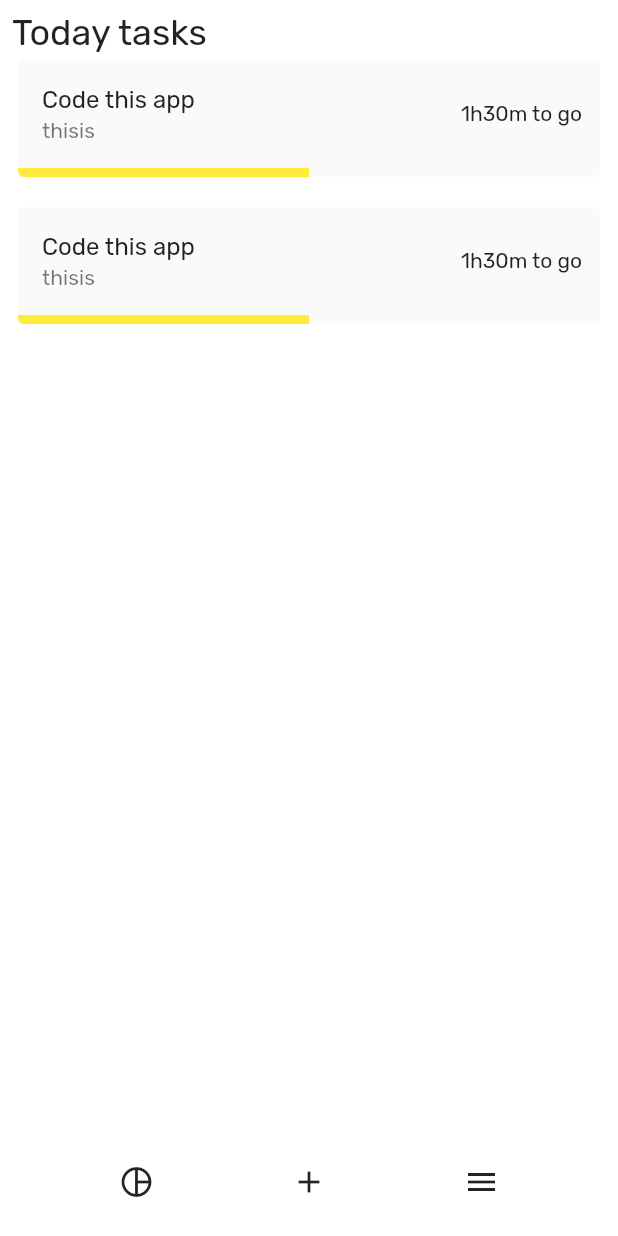
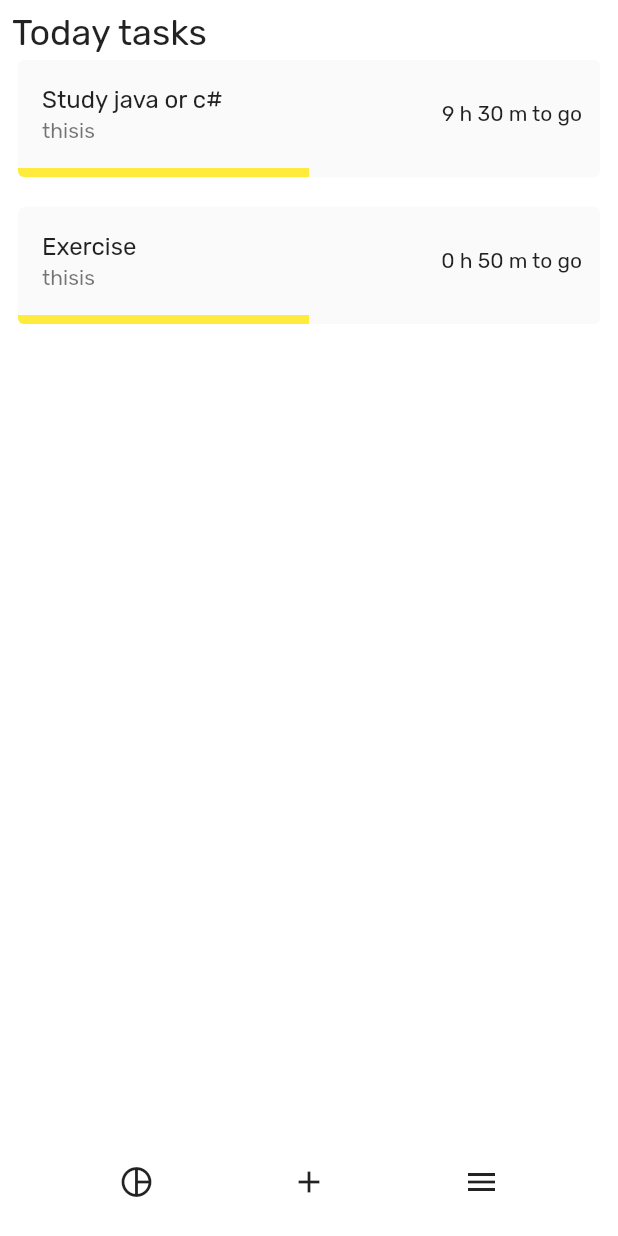
Before and after one commit to LocTr/timee, a Flutter app: the OverviewPage screen opened directly, on a phone screen of 412 x 824 dp. Run offline on Flutter 3.47's test engine with Material 2 defaults, Android fonts, the phone set to English and light mode, and no system bars; our stand-ins replace bloc, equatable, flutter_bloc.

Commit message:
add fake data overview page

```diff
--- a/lib/main.dart
+++ b/lib/main.dart
@@ -1,4 +1,5 @@
 import 'package:flutter/material.dart';
+import 'package:timee/overview/view/overview_page.dart';
 import 'package:timee/timer/view/timer_page.dart';
 
 void main() {
@@ -17,7 +18,7 @@ class MyApp extends StatelessWidget {
         primarySwatch: Colors.blue,
         fontFamily: 'Rubik',
       ),
-      home: const TimerPage(),
+      home: const OverviewPage(),
     );
   }
 }
--- a/lib/overview/view/overview_page.dart
+++ b/lib/overview/view/overview_page.dart
@@ -1,4 +1,5 @@
 import 'package:flutter/material.dart';
+import 'package:timee/overview/models/task.dart';
 
 import '../widgets/task_entry.dart';
 
@@ -14,16 +15,20 @@ class OverviewPage extends StatelessWidget {
               padding: const EdgeInsets.all(8.0),
               child: Column(
                 crossAxisAlignment: CrossAxisAlignment.stretch,
-                children: const [
-                  Text('Today tasks',
+                children: [
+                  const Text('Today tasks',
                       style: TextStyle(
                         fontSize: 24,
                       )),
-                  TaskEntry(),
-                  SizedBox(
+                  TaskEntry(
+                    task: tasks[0],
+                  ),
+                  const SizedBox(
                     height: 12,
                   ),
-                  TaskEntry(),
+                  TaskEntry(
+                    task: tasks[1],
+                  ),
                 ],
               ))),
       bottomNavigationBar: Padding(
@@ -41,3 +46,18 @@ class OverviewPage extends StatelessWidget {
     );
   }
 }
+
+const tasks = <Task>[
+  Task(
+    title: 'Study java or c#',
+    targetTime: 36000,
+    timeSpent: 1800,
+    isDone: false,
+  ),
+  Task(
+    title: 'Exercise',
+    targetTime: 4800,
+    timeSpent: 1800,
+    isDone: false,
+  ),
+];
--- a/lib/overview/widgets/task_entry.dart
+++ b/lib/overview/widgets/task_entry.dart
@@ -1,12 +1,16 @@
 import 'package:flutter/material.dart';
+import 'package:timee/overview/models/task.dart';
 
 class TaskEntry extends StatelessWidget {
-  const TaskEntry({
-    Key? key,
-  }) : super(key: key);
+  final Task task;
+  const TaskEntry({Key? key, required this.task}) : super(key: key);
 
   @override
   Widget build(BuildContext context) {
+    final timeRemaining = task.targetTime - task.timeSpent;
+    final hoursStr = (timeRemaining / 3600).floor().toString();
+    final minutesStr =
+        (timeRemaining / 60 % 60).floor().toString().padLeft(2, '0');
     return Card(
       color: Color(0xFAFAFAFA),
       clipBehavior: Clip.antiAlias,
@@ -20,7 +24,7 @@ class TaskEntry extends StatelessWidget {
               children: [
                 Expanded(
                   child: ListTile(
-                    title: const Text('Code this app'),
+                    title: Text(task.title),
                     subtitle: Wrap(
                       children: const [
                         Text('this'),
@@ -29,7 +33,7 @@ class TaskEntry extends StatelessWidget {
                     ),
                   ),
                 ),
-                const Text('1h30m to go'),
+                Text('$hoursStr h $minutesStr m to go'),
                 const SizedBox(
                   width: 12,
                 ),
--- a/lib/timer/view/timer_view.dart
+++ b/lib/timer/view/timer_view.dart
@@ -75,7 +75,7 @@ class _TimerViewState extends State<TimerView> {
                                 builder: (context, state) {
                                   return TimerText(
                                       duration: state.duration,
-                                      fontSize: size / 5);
+                                      fontSize: size / 6);
                                 },
                               ),
                             ],
--- a/lib/timer/widgets/timer_text.dart
+++ b/lib/timer/widgets/timer_text.dart
@@ -13,6 +13,6 @@ class TimerText extends StatelessWidget {
     final minutesStr = (duration / 60).floor().toString().padLeft(2, '0');
     final secondsStr = (duration % 60).floor().toString().padLeft(2, '0');
     return Text('$hoursStr:$minutesStr:$secondsStr',
-        style: TextStyle(fontSize: fontSize, fontWeight: FontWeight.w900));
+        style: TextStyle(fontSize: fontSize, fontWeight: FontWeight.w500));
   }
 }
--- a/pubspec.yaml
+++ b/pubspec.yaml
@@ -83,11 +83,11 @@ flutter:
           weight: 300
         - asset: fonts/Rubik-Regular.ttf
           weight: 400
-        - asset: fonts/Rubik-Medium.tff
+        - asset: fonts/Rubik-Medium.ttf
           weight: 500
-        - asset: fonts/Rubik-SemiBold.tff
+        - asset: fonts/Rubik-SemiBold.ttf
           weight: 600
-        - asset: fonts/Rubik-Bold.tff
+        - asset: fonts/Rubik-Bold.ttf
           weight: 700
         - asset: fonts/Rubik-Italic.ttf
           style: italic
```
Also changed, not shown: lib/utils/utils.dart (added).
